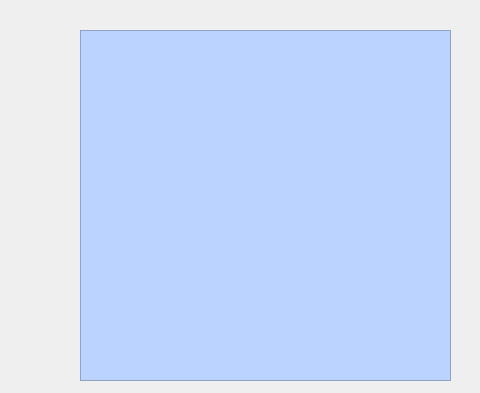
kostichs/battleship, file developing/multiwindows/ShipGenerationWindow.ui: the form before one commit.
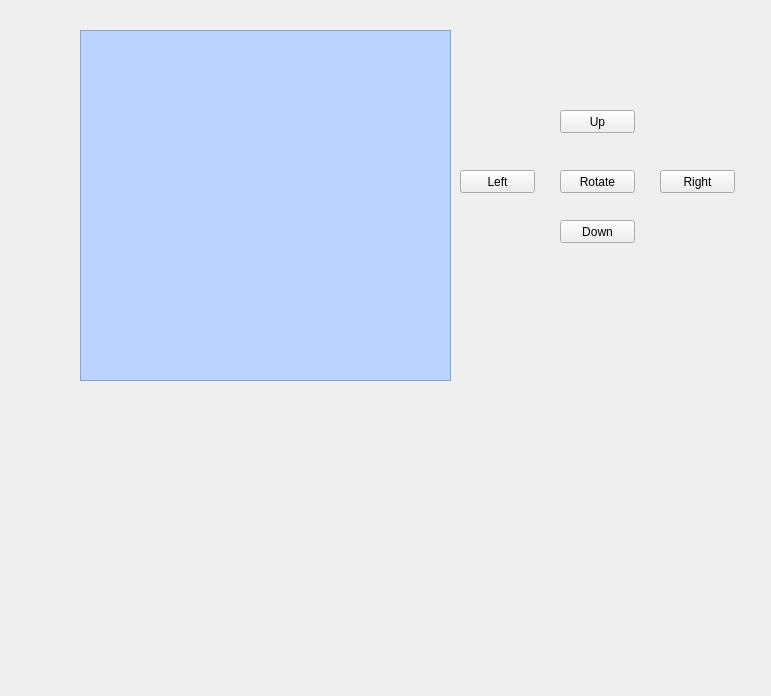
The form after the commit.

Commit message: Added motion buttons with functions

Patch:
```diff
--- a/developing/multiwindows/ShipGenerationWindow.ui
+++ b/developing/multiwindows/ShipGenerationWindow.ui
@@ -6,8 +6,8 @@
    <rect>
     <x>0</x>
     <y>0</y>
-    <width>480</width>
-    <height>393</height>
+    <width>771</width>
+    <height>696</height>
    </rect>
   </property>
   <property name="windowTitle">
@@ -42,6 +42,71 @@
     <string notr="true">background-color: rgb(187, 211, 255);</string>
    </property>
   </widget>
+  <widget class="QPushButton" name="up_btn">
+   <property name="geometry">
+    <rect>
+     <x>560</x>
+     <y>110</y>
+     <width>75</width>
+     <height>23</height>
+    </rect>
+   </property>
+   <property name="text">
+    <string>Up</string>
+   </property>
+  </widget>
+  <widget class="QPushButton" name="down_btn">
+   <property name="geometry">
+    <rect>
+     <x>560</x>
+     <y>220</y>
+     <width>75</width>
+     <height>23</height>
+    </rect>
+   </property>
+   <property name="text">
+    <string>Down</string>
+   </property>
+  </widget>
+  <widget class="QPushButton" name="left_btn">
+   <property name="geometry">
+    <rect>
+     <x>460</x>
+     <y>170</y>
+     <width>75</width>
+     <height>23</height>
+    </rect>
+   </property>
+   <property name="text">
+    <string>Left</string>
+   </property>
+  </widget>
+  <widget class="QPushButton" name="right_btn">
+   <property name="geometry">
+    <rect>
+     <x>660</x>
+     <y>170</y>
+     <width>75</width>
+     <height>23</height>
+    </rect>
+   </property>
+   <property name="text">
+    <string>Right</string>
+   </property>
+  </widget>
+  <widget class="QPushButton" name="rotate_btn">
+   <property name="geometry">
+    <rect>
+     <x>560</x>
+     <y>170</y>
+     <width>75</width>
+     <height>23</height>
+    </rect>
+   </property>
+   <property name="text">
+    <string>Rotate</string>
+   </property>
+  </widget>
  </widget>
  <resources/>
  <connections/>
```
The commit also changes 2 other files.
